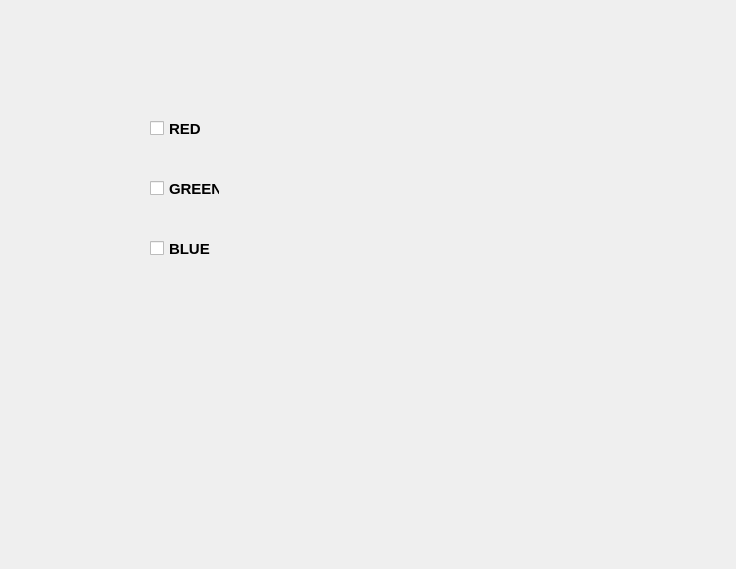
Old version of the form PiHAT_UI/source.ui in the repository balasbala/PiHAT.
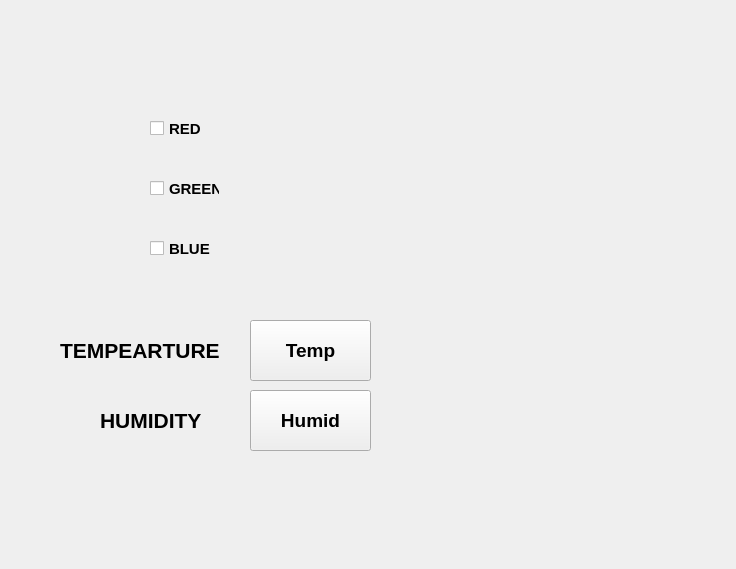
New version of the form.

The edit to the form file:
```diff
--- a/PiHAT_UI/source.ui
+++ b/PiHAT_UI/source.ui
@@ -73,6 +73,86 @@
     <string>BLUE</string>
    </property>
   </widget>
+  <widget class="QPushButton" name="button_temp">
+   <property name="geometry">
+    <rect>
+     <x>250</x>
+     <y>320</y>
+     <width>121</width>
+     <height>61</height>
+    </rect>
+   </property>
+   <property name="font">
+    <font>
+     <pointsize>14</pointsize>
+     <weight>75</weight>
+     <bold>true</bold>
+    </font>
+   </property>
+   <property name="text">
+    <string>Temp</string>
+   </property>
+  </widget>
+  <widget class="QPushButton" name="button_humid">
+   <property name="geometry">
+    <rect>
+     <x>250</x>
+     <y>390</y>
+     <width>121</width>
+     <height>61</height>
+    </rect>
+   </property>
+   <property name="font">
+    <font>
+     <pointsize>14</pointsize>
+     <weight>75</weight>
+     <bold>true</bold>
+    </font>
+   </property>
+   <property name="text">
+    <string>Humid</string>
+   </property>
+  </widget>
+  <widget class="QLabel" name="label_temp">
+   <property name="geometry">
+    <rect>
+     <x>60</x>
+     <y>330</y>
+     <width>181</width>
+     <height>41</height>
+    </rect>
+   </property>
+   <property name="font">
+    <font>
+     <pointsize>16</pointsize>
+     <weight>75</weight>
+     <bold>true</bold>
+    </font>
+   </property>
+   <property name="text">
+    <string>TEMPEARTURE</string>
+   </property>
+  </widget>
+  <widget class="QLabel" name="label_humid">
+   <property name="geometry">
+    <rect>
+     <x>100</x>
+     <y>400</y>
+     <width>181</width>
+     <height>41</height>
+    </rect>
+   </property>
+   <property name="font">
+    <font>
+     <pointsize>16</pointsize>
+     <weight>75</weight>
+     <bold>true</bold>
+    </font>
+   </property>
+   <property name="text">
+    <string>HUMIDITY</string>
+   </property>
+  </widget>
  </widget>
  <resources/>
  <connections/>
```
